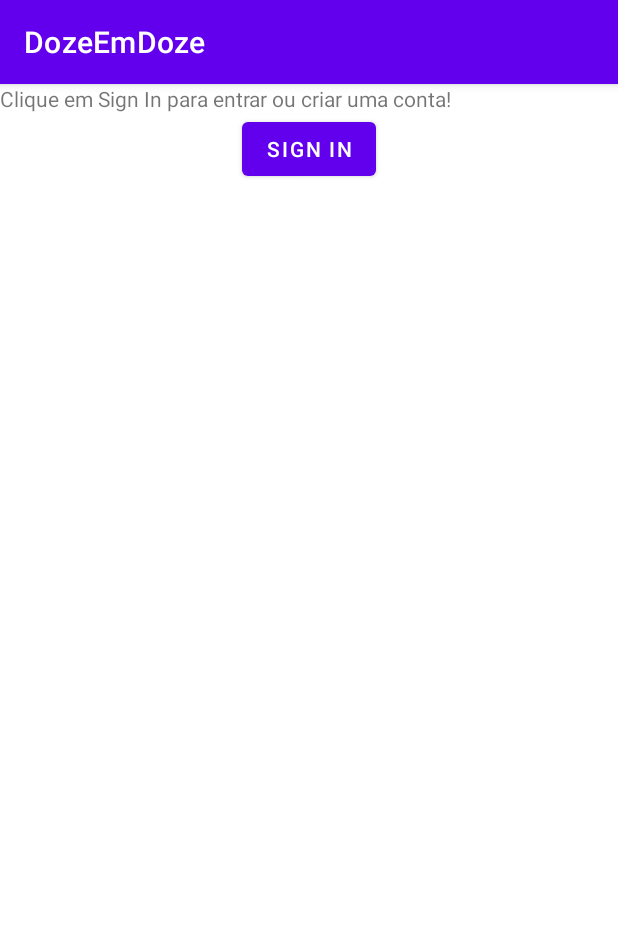
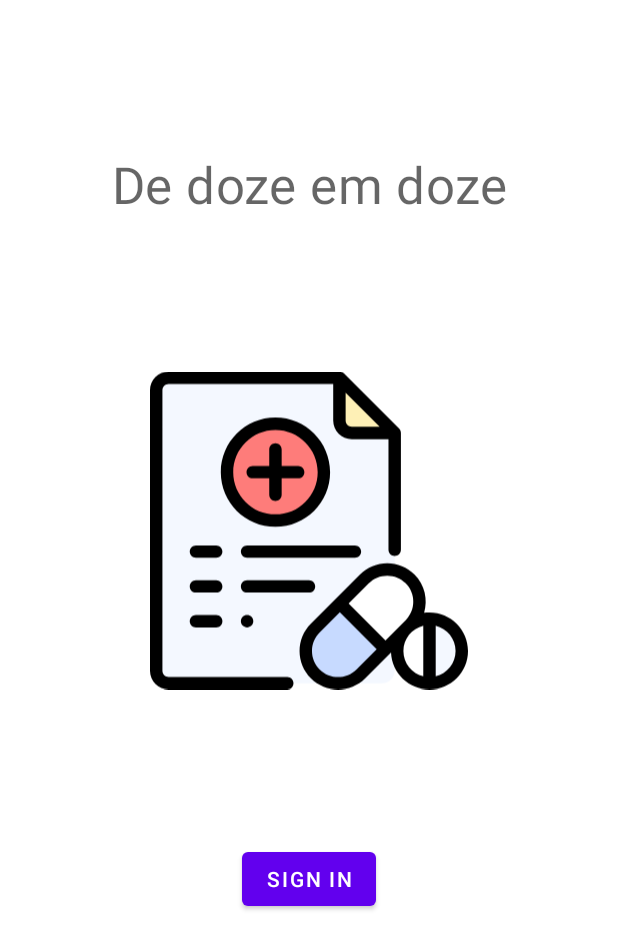
Before and after one commit to gafeol/doze-em-doze, an Android app: the screen it shows after launch (Navegacao), on a phone screen of 412 x 824 dp. Shown: the top 949 px of the screen. Run offline under Robolectric (Android 15) with nearby library versions, the phone set to English and light mode, and no system bars; our stand-ins replace Firebase (no records; nobody signed in at launch, a user with empty details on screens opened directly), FlexboxLayout; libraries missing offline, so code that uses them is left out: com.firebase.ui.

Commit message:
Style changes

```diff
--- a/app/src/main/AndroidManifest.xml
+++ b/app/src/main/AndroidManifest.xml
@@ -4,9 +4,9 @@
 
     <application
         android:allowBackup="true"
-        android:icon="@mipmap/ic_launcher"
+        android:icon="@drawable/ic_prescription"
         android:label="@string/app_name"
-        android:roundIcon="@mipmap/ic_launcher_round"
+        android:roundIcon="@drawable/ic_prescription"
         android:supportsRtl="true"
         android:theme="@style/Theme.DozeEmDoze">
         <activity
@@ -17,10 +17,10 @@
             android:label="@string/title_activity_medicacoes"
             android:theme="@style/Theme.DozeEmDoze.NoActionBar"
             android:parentActivityName=".Navegacao"/>
-        <activity android:name=".Navegacao">
+        <activity android:name=".Navegacao"
+            android:theme="@style/Theme.DozeEmDoze.NoActionBar">
             <intent-filter>
                 <action android:name="android.intent.action.MAIN" />
-
                 <category android:name="android.intent.category.LAUNCHER" />
             </intent-filter>
         </activity>
--- a/app/src/main/java/com/gafeol/dozeemdoze/Navegacao.kt
+++ b/app/src/main/java/com/gafeol/dozeemdoze/Navegacao.kt
@@ -17,7 +17,6 @@ class Navegacao : AppCompatActivity() {
 
     private fun updateAuthButtons() {
         var signInButton = findViewById<Button>(R.id.signInButton)
-        var userTextView = findViewById<TextView>(R.id.userTextView)
 
         val user = FirebaseAuth.getInstance().currentUser
         if(user != null) {
@@ -25,7 +24,6 @@ class Navegacao : AppCompatActivity() {
             startMedicacoes()
         }
         else {
-            userTextView.text = "Clique em Sign In para entrar ou criar uma conta!"
             signInButton.visibility = View.VISIBLE
         }
     }
--- a/app/src/main/java/com/gafeol/dozeemdoze/image_references.txt
+++ b/app/src/main/java/com/gafeol/dozeemdoze/image_references.txt
@@ -1 +1,2 @@
 <div>Icons made by <a href="https://www.flaticon.com/authors/kiranshastry" title="Kiranshastry">Kiranshastry</a> from <a href="https://www.flaticon.com/" title="Flaticon">www.flaticon.com</a></div>
+Icons made by <a href="http://www.freepik.com/" title="Freepik">Freepik</a> from <a href="https://www.flaticon.com/" title="Flaticon"> www.flaticon.com</a>
--- /dev/null
+++ b/app/src/main/res/drawable/ic_prescription.xml
@@ -0,0 +1,60 @@
+<vector xmlns:android="http://schemas.android.com/apk/res/android"
+    android:width="512.001dp"
+    android:height="512.001dp"
+    android:viewportWidth="512.001"
+    android:viewportHeight="512.001">
+  <path
+      android:pathData="M9.999,30.014v451.974c0,11.045 8.953,19.999 19.999,19.999h343.978c11.045,0 19.999,-8.953 19.999,-19.999V99.009l-88.994,-88.994H29.998C18.953,10.015 9.999,18.968 9.999,30.014z"
+      android:fillColor="#F4F8FF"/>
+  <path
+      android:pathData="M266.029,486.913L266.029,486.913c20.306,20.306 53.229,20.306 73.534,0l79.191,-79.191c20.306,-20.306 20.306,-53.229 0,-73.534l0,0c-20.306,-20.306 -53.229,-20.306 -73.534,0l-79.191,79.191C245.724,433.684 245.724,466.607 266.029,486.913z"
+      android:fillColor="#FFFFFF"/>
+  <path
+      android:pathData="M379.159,447.318l-73.534,-73.534l-39.596,39.596c-20.306,20.306 -20.306,53.229 0,73.534c20.306,20.306 53.229,20.306 73.534,0L379.159,447.318z"
+      android:fillColor="#C7DAFF"/>
+  <path
+      android:pathData="M393.975,99.009l-88.994,-88.994v68.996c0,11.045 8.953,19.999 19.999,19.999H393.975z"
+      android:fillColor="#FEF0B6"/>
+  <path
+      android:pathData="M201.987,162.04m-77.995,0a77.995,77.995 0,1 1,155.99 0a77.995,77.995 0,1 1,-155.99 0"
+      android:fillColor="#FE7C7A"/>
+  <path
+      android:pathData="M450.004,501.984c-28.715,0 -51.998,-23.286 -51.998,-51.998c0,-28.719 23.283,-51.998 51.998,-51.998s51.998,23.279 51.998,51.998C502.002,478.699 478.719,501.984 450.004,501.984z"
+      android:fillColor="#FFFFFF"/>
+  <path
+      android:pathData="M502.002,449.986c0,-28.719 -23.283,-51.998 -51.998,-51.998s-51.998,23.279 -51.998,51.998c0,28.712 23.283,51.998 51.998,51.998S502.002,478.699 502.002,449.986z"
+      android:fillColor="#FFFFFF"/>
+  <path
+      android:pathData="M450.004,501.984c28.715,0 51.998,-23.286 51.998,-51.998c0,-28.719 -23.283,-51.998 -51.998,-51.998V501.984z"
+      android:fillColor="#F4F8FF"/>
+  <path
+      android:fillColor="#FF000000"
+      android:pathData="M165.416,172.036h26.572v26.572c0,5.523 4.478,9.999 9.999,9.999s9.999,-4.477 9.999,-9.999v-26.572h26.572c5.522,0 9.999,-4.477 9.999,-9.999c0,-5.523 -4.478,-9.999 -9.999,-9.999h-26.572v-26.572c0,-5.523 -4.478,-9.999 -9.999,-9.999s-9.999,4.477 -9.999,9.999v26.572h-26.572c-5.522,0 -9.999,4.477 -9.999,9.999C155.416,167.559 159.893,172.036 165.416,172.036z"/>
+  <path
+      android:fillColor="#FF000000"
+      android:pathData="M201.987,250.031c48.52,0 87.994,-39.475 87.994,-87.994s-39.475,-87.995 -87.994,-87.995s-87.994,39.475 -87.994,87.995S153.467,250.031 201.987,250.031zM201.987,94.041c37.493,0 67.996,30.503 67.996,67.996s-30.503,67.996 -67.996,67.996s-67.996,-30.503 -67.996,-67.996S164.495,94.041 201.987,94.041z"/>
+  <path
+      android:fillColor="#FF000000"
+      android:pathData="M221.007,491.987H29.998c-5.514,0 -9.999,-4.486 -9.999,-9.999V30.014c0,-5.514 4.486,-9.999 9.999,-9.999h264.983v58.996c0,16.541 13.457,29.998 29.998,29.998h58.996v177.989c0,5.522 4.478,9.999 9.999,9.999c5.522,0 9.999,-4.478 9.999,-9.999V99.009c0,-2.652 -1.054,-5.196 -2.929,-7.071L312.052,2.944c-1.876,-1.875 -4.419,-2.929 -7.071,-2.929H29.998C13.457,0.015 0,13.473 0,30.014v451.974c0,16.541 13.457,29.998 29.998,29.998h191.009c5.522,0 9.999,-4.478 9.999,-9.999C231.007,496.464 226.529,491.987 221.007,491.987zM314.98,79.011V34.156l54.855,54.854H324.98C319.466,89.01 314.98,84.524 314.98,79.011z"/>
+  <path
+      android:fillColor="#FF000000"
+      android:pathData="M339.979,289.997c0,-5.522 -4.478,-9.999 -9.999,-9.999H156.323c-5.522,0 -9.999,4.478 -9.999,9.999c0,5.522 4.478,9.999 9.999,9.999h173.656C335.501,299.997 339.979,295.52 339.979,289.997z"/>
+  <path
+      android:fillColor="#FF000000"
+      android:pathData="M106.577,279.998H73.995c-5.522,0 -9.999,4.478 -9.999,9.999c0,5.522 4.478,9.999 9.999,9.999h32.582c5.522,0 9.999,-4.478 9.999,-9.999C116.577,284.476 112.099,279.998 106.577,279.998z"/>
+  <path
+      android:fillColor="#FF000000"
+      android:pathData="M265.983,345.994c0,-5.522 -4.478,-9.999 -9.999,-9.999h-99.661c-5.522,0 -9.999,4.478 -9.999,9.999c0,5.522 4.478,9.999 9.999,9.999h99.661C261.506,355.993 265.983,351.516 265.983,345.994z"/>
+  <path
+      android:fillColor="#FF000000"
+      android:pathData="M106.577,335.994H73.995c-5.522,0 -9.999,4.478 -9.999,9.999c0,5.522 4.478,9.999 9.999,9.999h32.582c5.522,0 9.999,-4.478 9.999,-9.999C116.577,340.472 112.099,335.994 106.577,335.994z"/>
+  <path
+      android:fillColor="#FF000000"
+      android:pathData="M149.251,394.921c-1.86,1.86 -2.93,4.44 -2.93,7.07s1.069,5.21 2.93,7.069c1.86,1.86 4.44,2.931 7.07,2.931c2.64,0 5.21,-1.07 7.069,-2.931c1.87,-1.859 2.931,-4.439 2.931,-7.069s-1.061,-5.21 -2.931,-7.07c-1.859,-1.86 -4.43,-2.93 -7.069,-2.93C153.69,391.991 151.121,393.06 149.251,394.921z"/>
+  <path
+      android:fillColor="#FF000000"
+      android:pathData="M106.577,391.991H73.995c-5.522,0 -9.999,4.478 -9.999,9.999s4.478,9.999 9.999,9.999h32.582c5.522,0 9.999,-4.478 9.999,-9.999S112.099,391.991 106.577,391.991z"/>
+  <path
+      android:fillColor="#FF000000"
+      android:pathData="M450.003,387.989c-2.935,0 -5.819,0.219 -8.645,0.616c6.301,-21.134 1.125,-44.988 -15.531,-61.646c-11.71,-11.709 -27.278,-18.158 -43.838,-18.158c-16.561,0 -32.129,6.449 -43.838,18.158l-79.191,79.19c-11.709,11.71 -18.158,27.278 -18.158,43.838c0,16.561 6.449,32.129 18.158,43.838c12.088,12.087 27.96,18.129 43.838,18.129c15.874,0 31.753,-6.045 43.838,-18.129l41.432,-41.432c1.271,33.073 28.558,59.59 61.936,59.59c34.186,0 61.997,-27.811 61.997,-61.997S484.189,387.989 450.003,387.989zM352.291,341.101c7.933,-7.934 18.478,-12.301 29.696,-12.301s21.765,4.368 29.696,12.301c16.375,16.374 16.375,43.018 0,59.392l-32.525,32.525l-59.392,-59.393L352.291,341.101zM332.493,479.684c-16.374,16.376 -43.018,16.376 -59.392,0c-7.934,-7.933 -12.301,-18.478 -12.301,-29.696s4.368,-21.765 12.301,-29.696l32.525,-32.525l59.392,59.393L332.493,479.684zM408.005,449.986c0,-19.712 13.654,-36.287 31.999,-40.785v81.572C421.66,486.273 408.005,469.698 408.005,449.986zM460.002,490.773v-81.572c18.345,4.499 31.999,21.074 31.999,40.785S478.347,486.273 460.002,490.773z"/>
+</vector>
--- a/app/src/main/res/layout/activity_navegacao.xml
+++ b/app/src/main/res/layout/activity_navegacao.xml
@@ -6,20 +6,29 @@
     android:layout_height="match_parent"
     android:gravity="center"
     android:orientation="vertical"
+    android:layout_marginTop="100dp"
     tools:context=".Navegacao">
-
         <TextView
-            android:id="@+id/userTextView"
             android:layout_width="match_parent"
-            android:layout_height="wrap_content" />
+            android:layout_height="wrap_content"
+            android:text="De doze em doze"
+            android:gravity="center"
+            android:textAppearance="@style/TextAppearance.MaterialComponents.Headline4"/>
+        <ImageView
+            android:layout_width="match_parent"
+            android:layout_height="match_parent"
+            android:paddingVertical="50dp"
+            android:paddingHorizontal="100dp"
+            android:layout_weight="2"
+            android:contentDescription="Ícone que representa uma prescrição médica, com pílulas no canto."
+            android:src="@drawable/ic_prescription"/>
 
         <com.google.android.flexbox.FlexboxLayout
-            xmlns:android="http://schemas.android.com/apk/res/android"
-            xmlns:app="http://schemas.android.com/apk/res-auto"
+            android:layout_weight="3"
             android:layout_width="match_parent"
             android:layout_height="match_parent"
-            app:justifyContent="space_around"
-            app:alignContent="center" >
+            app:alignItems="center"
+            app:justifyContent="space_around" >
 
                 <Button
                     android:id="@+id/signInButton"
```
